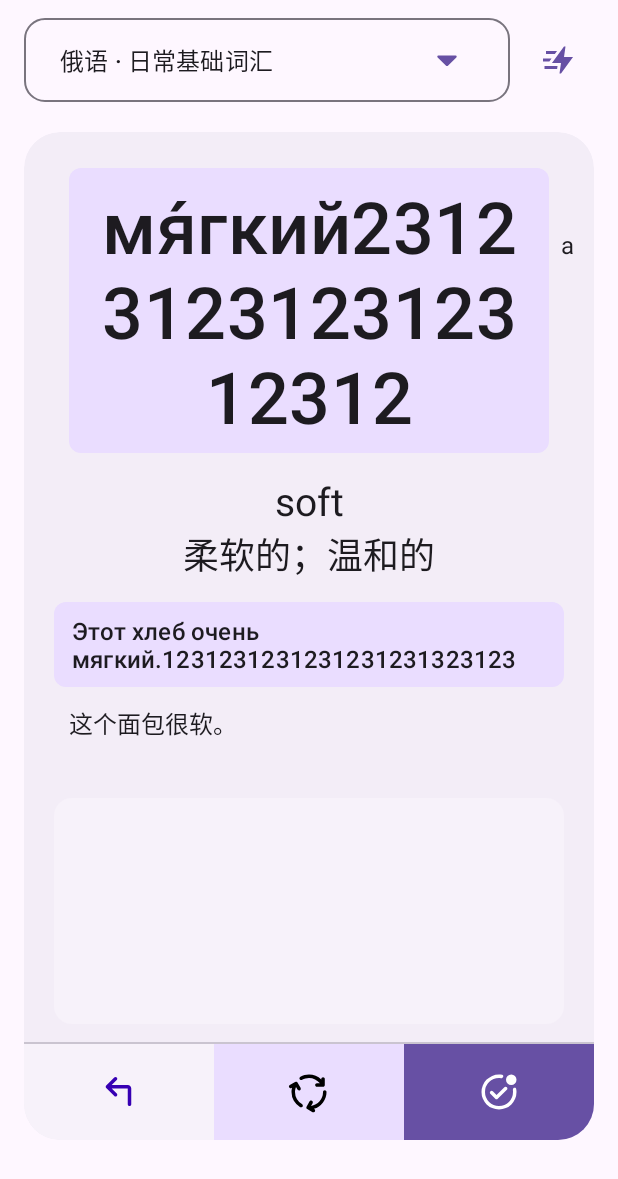
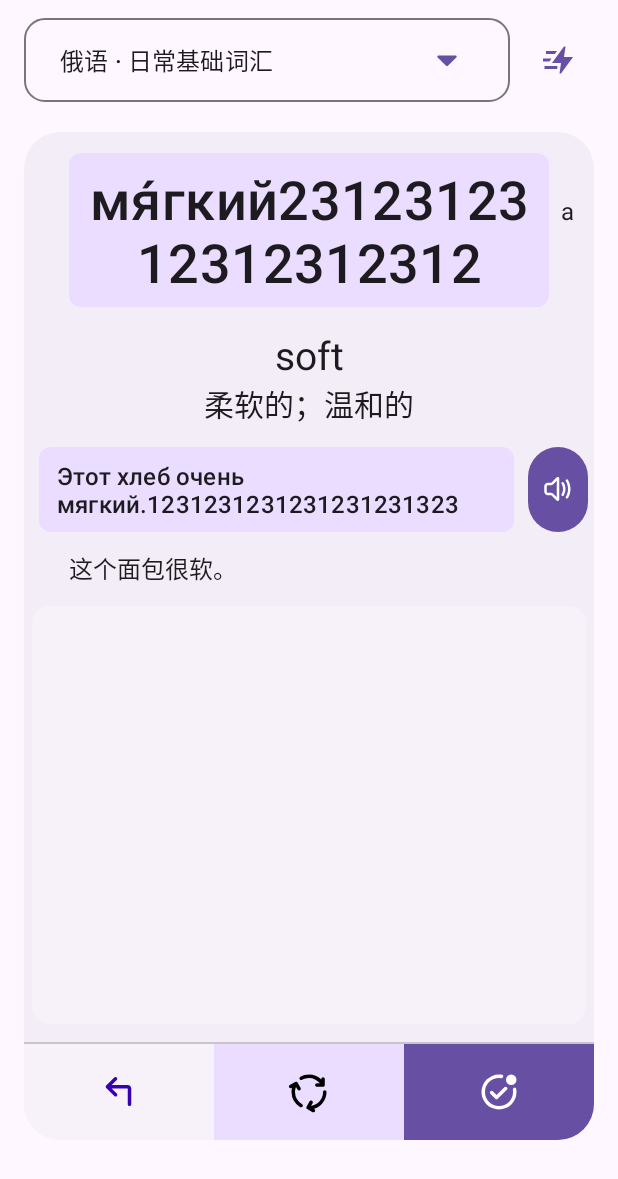
Before and after one commit to chadlia96/WordCard2, an Android app: the layout fragment_word_cards.xml on its own in the app's theme, with its tools: preview values and no code run, on a phone screen of 412 x 824 dp. Shown: the top 1179 px of the screen. Run offline under Robolectric (Android 15) with nearby library versions, the phone set to English and light mode, and no system bars; network calls fail.

Commit message:
support both mp3 and tts

```diff
--- a/app/src/main/java/com/newpos/wordcard/HomeFragment.kt
+++ b/app/src/main/java/com/newpos/wordcard/HomeFragment.kt
@@ -36,9 +36,7 @@ class HomeFragment : Fragment() {
         detailBehavior = BottomSheetBehavior.from(binding.wordDetail.root)
         binding.wordDetail.mask.setOnClickListener { hideDetail() }
         requireActivity().onBackPressedDispatcher.addCallback(viewLifecycleOwner, backCallback)
-
         initLettersGrid()
-        TtsUtils.init(requireContext())
     }
 
     private fun initLettersGrid() {
@@ -58,12 +56,12 @@ class HomeFragment : Fragment() {
         val entry = letterWords.getValue(letter)
         with(binding.wordDetail) {
             this.letter.text = "$letter ${letter.lowercaseChar()}"
-            letterSound.setOnClickListener { TtsUtils.speak(requireContext(), entry.name) }
+            letterSound.setOnClickListener { TtsUtils.speak(entry.name) }
             examples.removeAllViews()
             entry.examples.forEach { example ->
                 val row = ItemLetterExampleBinding.inflate(layoutInflater, examples, false)
                 row.word.text = "${example.word}（${example.meaning}）\n${example.sound}"
-                row.wordSound.setOnClickListener { TtsUtils.speak(requireContext(), example.word) }
+                row.wordSound.setOnClickListener { TtsUtils.speak(example.word) }
                 examples.addView(row.root)
             }
             detailScroll.scrollTo(0, 0)
--- a/app/src/main/java/com/newpos/wordcard/WordCardApplication.kt
+++ b/app/src/main/java/com/newpos/wordcard/WordCardApplication.kt
@@ -3,6 +3,8 @@ package com.newpos.wordcard
 import android.app.Application
 import android.util.Log
 import com.newpos.wordcard.data.AnkiDatabase
+import com.newpos.wordcard.utils.TtsUtils
+import java.util.Locale
 import kotlin.concurrent.thread
 
 class WordCardApplication : Application() {
@@ -22,5 +24,6 @@ class WordCardApplication : Application() {
                 Log.e("DatabaseInitialization", "Database initialization failed", error)
             }
         }
+        TtsUtils.init(this,Locale.forLanguageTag("ru"))
     }
 }
--- a/app/src/main/java/com/newpos/wordcard/WordCardsFragment.kt
+++ b/app/src/main/java/com/newpos/wordcard/WordCardsFragment.kt
@@ -50,6 +50,7 @@ class WordCardsFragment : Fragment() {
         binding.markLearned.setOnClickListener { viewModel.markLearned() }
         binding.word.setOnClickListener { viewModel.playWord() }
         binding.sentences.setOnClickListener { viewModel.playSentence() }
+        binding.sentencesAudio.setOnClickListener { viewModel.playSentenceByTTS() }
         binding.sentences.setOnLongClickListener {
             if (displayedCardId == viewModel.currentCard.value?.id) {
                 viewModel.askLLM(binding.sentences.text.toString(), supplementalText)
--- a/app/src/main/res/layout/fragment_word_cards.xml
+++ b/app/src/main/res/layout/fragment_word_cards.xml
@@ -26,8 +26,8 @@
         app:icon="@drawable/arrow_drop_down_48"
         app:iconGravity="end"
         app:iconSize="36dp"
+        app:layout_constraintEnd_toStartOf="@id/playbackSpeed"
         app:layout_constraintStart_toStartOf="parent"
-        app:layout_constraintEnd_toStartOf="@id/playbackSpeed"
         app:layout_constraintTop_toTopOf="parent"
         tools:text="俄语 · 日常基础词汇" />
 
@@ -52,10 +52,10 @@
         app:cardBackgroundColor="?attr/colorSurfaceContainer"
         app:cardCornerRadius="24dp"
         app:cardElevation="0dp"
+        app:layout_constraintBottom_toBottomOf="parent"
+        app:layout_constraintEnd_toEndOf="parent"
         app:layout_constraintStart_toStartOf="parent"
-        app:layout_constraintEnd_toEndOf="parent"
         app:layout_constraintTop_toBottomOf="@id/wordBook"
-        app:layout_constraintBottom_toBottomOf="parent"
         app:strokeWidth="0dp"
         tools:visibility="visible">
 
@@ -69,19 +69,19 @@
                 style="@style/Widget.Material3.Button.TextButton"
                 android:layout_width="0dp"
                 android:layout_height="wrap_content"
+                android:layout_marginHorizontal="20dp"
+                android:layout_marginTop="10dp"
                 android:gravity="center"
                 android:singleLine="false"
                 android:textAllCaps="false"
                 android:textColor="?attr/colorOnSurface"
-                    android:textSize="48sp"
+                android:textSize="36sp"
                 app:backgroundTint="?attr/colorPrimaryContainer"
                 app:cornerRadius="8dp"
+                app:layout_constraintEnd_toEndOf="parent"
+                app:layout_constraintHorizontal_chainStyle="packed"
                 app:layout_constraintStart_toStartOf="parent"
-                    app:layout_constraintEnd_toEndOf="parent"
                 app:layout_constraintTop_toTopOf="parent"
-                    android:layout_marginTop="20dp"
-                    android:layout_marginHorizontal="20dp"
-                    app:layout_constraintHorizontal_chainStyle="packed"
                 app:layout_constraintWidth_max="wrap"
                 tools:text="мя́гкий2312312312312312312" />
 
@@ -89,13 +89,12 @@
                 android:id="@+id/partOfSpeech"
                 android:layout_width="wrap_content"
                 android:layout_height="wrap_content"
+                android:layout_marginStart="8dp"
                 android:textColor="?attr/colorOnSurface"
                 android:textSize="16sp"
-                    android:layout_marginStart="8dp"
+                app:layout_constraintBaseline_toBaselineOf="@id/word"
                 app:layout_constraintStart_toEndOf="@id/word"
-                    app:layout_constraintBaseline_toBaselineOf="@id/word"
                 tools:text="a" />
-
 
 
             <com.google.android.material.textview.MaterialTextView
@@ -106,9 +105,9 @@
                 android:gravity="center"
                 android:textColor="?attr/colorOnSurface"
                 android:textSize="26sp"
+                app:layout_constraintEnd_toEndOf="parent"
+                app:layout_constraintStart_toStartOf="parent"
                 app:layout_constraintTop_toBottomOf="@id/word"
-                    app:layout_constraintStart_toStartOf="parent"
-                    app:layout_constraintEnd_toEndOf="parent"
                 tools:text="soft" />
 
             <com.google.android.material.textview.MaterialTextView
@@ -117,19 +116,32 @@
                 android:layout_height="wrap_content"
                 android:gravity="center"
                 android:textColor="?attr/colorOnSurface"
-                    android:textSize="24sp"
+                android:textSize="20sp"
+                app:layout_constraintEnd_toEndOf="parent"
                 app:layout_constraintStart_toStartOf="parent"
-                    app:layout_constraintEnd_toEndOf="parent"
                 app:layout_constraintTop_toBottomOf="@id/englishTranslation"
                 tools:text="柔软的；温和的" />
+
+            <com.google.android.material.button.MaterialButton
+                android:id="@+id/sentences_audio"
+                style="@style/Widget.Material3.Button.IconButton.Filled"
+                android:layout_width="wrap_content"
+                android:layout_height="0dp"
+                app:layout_constraintTop_toTopOf="@id/sentences"
+                app:layout_constraintBottom_toBottomOf="@id/sentences"
+                app:layout_constraintEnd_toEndOf="parent"
+                android:layout_marginEnd="0dp"
+                app:icon="@drawable/play_sound"
+                />
 
             <com.google.android.material.button.MaterialButton
                 android:id="@+id/sentences"
                 style="@style/Widget.Material3.Button.TextButton"
                 android:layout_width="0dp"
                 android:layout_height="wrap_content"
+                android:layout_marginStart="10dp"
+                android:layout_marginEnd="5dp"
                 android:layout_marginTop="10dp"
-                    android:layout_marginHorizontal="20dp"
                 android:gravity="start|center_vertical"
                 android:minHeight="64dp"
                 android:paddingVertical="8dp"
@@ -139,24 +151,23 @@
                 android:textSize="16sp"
                 app:backgroundTint="?attr/colorPrimaryContainer"
                 app:cornerRadius="8dp"
+                app:layout_constraintEnd_toStartOf="@id/sentences_audio"
                 app:layout_constraintStart_toStartOf="parent"
-                    app:layout_constraintEnd_toEndOf="parent"
                 app:layout_constraintTop_toBottomOf="@id/chineseTranslation"
-                    tools:text="Этот хлеб очень мягкий.1231231231231231231323123" />
-
+                tools:text="Этот хлеб очень мягкий.1231231231231231231323" />
 
 
             <com.google.android.material.textview.MaterialTextView
                 android:id="@+id/sentenceTranslations"
                 android:layout_width="0dp"
                 android:layout_height="wrap_content"
-                    android:paddingStart="10dp"
                 android:layout_marginHorizontal="20dp"
                 android:paddingVertical="8dp"
+                android:paddingStart="10dp"
                 android:textColor="?attr/colorOnSurface"
                 android:textSize="16sp"
+                app:layout_constraintEnd_toEndOf="parent"
                 app:layout_constraintStart_toStartOf="parent"
-                    app:layout_constraintEnd_toEndOf="parent"
                 app:layout_constraintTop_toBottomOf="@id/sentences"
 
                 tools:text="这个面包很软。" />
@@ -166,17 +177,17 @@
                 android:id="@+id/supplementalTextScroll"
                 android:layout_width="0dp"
                 android:layout_height="0dp"
-                android:layout_marginHorizontal="20dp"
-                android:layout_marginTop="30dp"
+                android:layout_marginHorizontal="5dp"
+                android:layout_marginTop="5dp"
                 android:layout_marginBottom="12dp"
                 android:background="@drawable/word_card_supplemental_background"
                 android:saveEnabled="false"
                 android:visibility="gone"
-                tools:visibility="visible"
+                app:layout_constraintBottom_toTopOf="@id/cardDivider"
+                app:layout_constraintEnd_toEndOf="parent"
                 app:layout_constraintStart_toStartOf="parent"
-                app:layout_constraintEnd_toEndOf="parent"
                 app:layout_constraintTop_toBottomOf="@id/sentenceTranslations"
-                app:layout_constraintBottom_toTopOf="@id/cardDivider">
+                tools:visibility="visible">
 
                 <com.google.android.material.textview.MaterialTextView
                     android:id="@+id/supplementalText"
@@ -192,17 +203,17 @@
                 android:layout_width="0dp"
                 android:layout_height="1dp"
                 android:background="?attr/colorOutlineVariant"
-                app:layout_constraintStart_toStartOf="parent"
+                app:layout_constraintBottom_toTopOf="@id/cardActions"
                 app:layout_constraintEnd_toEndOf="parent"
-                app:layout_constraintBottom_toTopOf="@id/cardActions" />
+                app:layout_constraintStart_toStartOf="parent" />
 
             <androidx.constraintlayout.widget.ConstraintLayout
                 android:id="@+id/cardActions"
                 android:layout_width="0dp"
                 android:layout_height="64dp"
-                app:layout_constraintStart_toStartOf="parent"
+                app:layout_constraintBottom_toBottomOf="parent"
                 app:layout_constraintEnd_toEndOf="parent"
-                app:layout_constraintBottom_toBottomOf="parent">
+                app:layout_constraintStart_toStartOf="parent">
 
                 <androidx.appcompat.widget.AppCompatImageButton
                     android:id="@+id/previousWord"
@@ -213,10 +224,10 @@
                     android:contentDescription="@string/word_card_previous"
                     android:padding="18dp"
                     android:scaleType="fitCenter"
+                    app:layout_constraintBottom_toBottomOf="parent"
+                    app:layout_constraintEnd_toStartOf="@id/learnAgain"
                     app:layout_constraintStart_toStartOf="parent"
-                    app:layout_constraintEnd_toStartOf="@id/learnAgain"
                     app:layout_constraintTop_toTopOf="parent"
-                    app:layout_constraintBottom_toBottomOf="parent"
                     app:srcCompat="@drawable/top_left_48"
                     app:tint="@color/design_default_color_primary_dark" />
 
@@ -229,10 +240,10 @@
                     android:contentDescription="@string/word_card_again"
                     android:padding="18dp"
                     android:scaleType="fitCenter"
+                    app:layout_constraintBottom_toBottomOf="parent"
+                    app:layout_constraintEnd_toStartOf="@id/markLearned"
                     app:layout_constraintStart_toEndOf="@id/previousWord"
-                    app:layout_constraintEnd_toStartOf="@id/markLearned"
                     app:layout_constraintTop_toTopOf="parent"
-                    app:layout_constraintBottom_toBottomOf="parent"
                     app:srcCompat="@drawable/cycle_24"
                     app:tint="@color/design_default_color_on_secondary" />
 
@@ -245,10 +256,10 @@
                     android:contentDescription="@string/word_card_learned"
                     android:padding="18dp"
                     android:scaleType="fitCenter"
+                    app:layout_constraintBottom_toBottomOf="parent"
+                    app:layout_constraintEnd_toEndOf="parent"
                     app:layout_constraintStart_toEndOf="@id/learnAgain"
-                    app:layout_constraintEnd_toEndOf="parent"
                     app:layout_constraintTop_toTopOf="parent"
-                    app:layout_constraintBottom_toBottomOf="parent"
                     app:srcCompat="@drawable/check_circle_unread_24"
                     app:tint="@color/design_default_color_on_primary" />
             </androidx.constraintlayout.widget.ConstraintLayout>
```
Also changed, not shown: app/src/main/java/com/newpos/wordcard/WordCardsViewModel.kt (+7 -3 lines), app/src/main/java/com/newpos/wordcard/utils/TtsUtils.kt (+1 -10 lines). Lines whose indentation alone changed are shown as unchanged.
